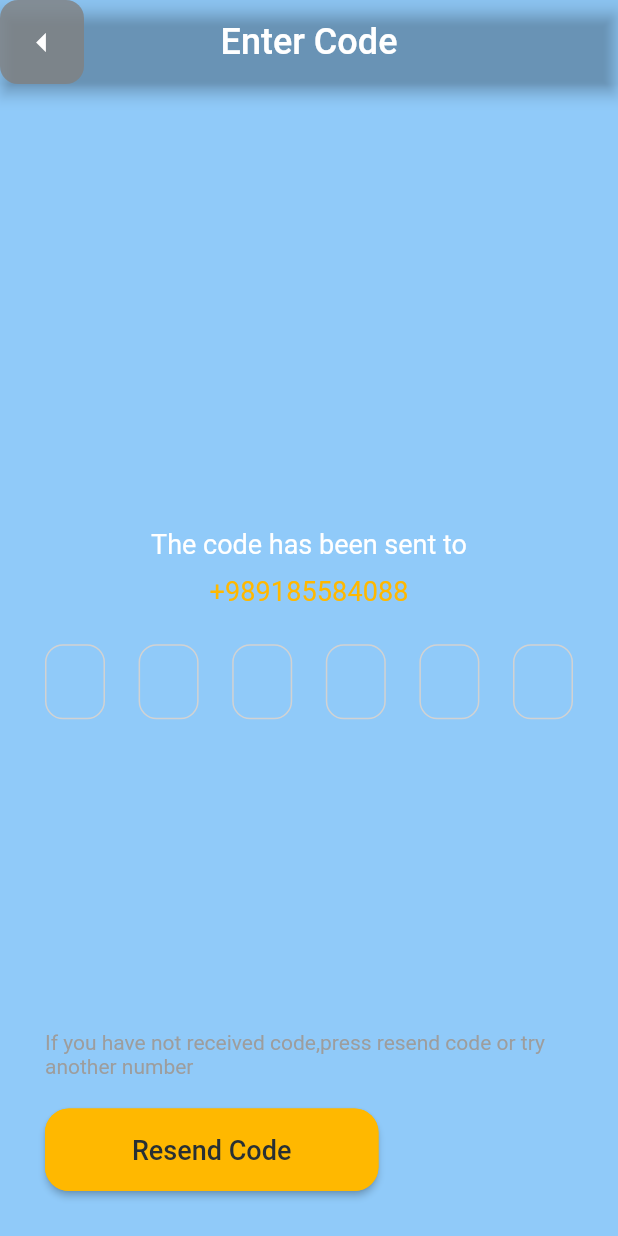
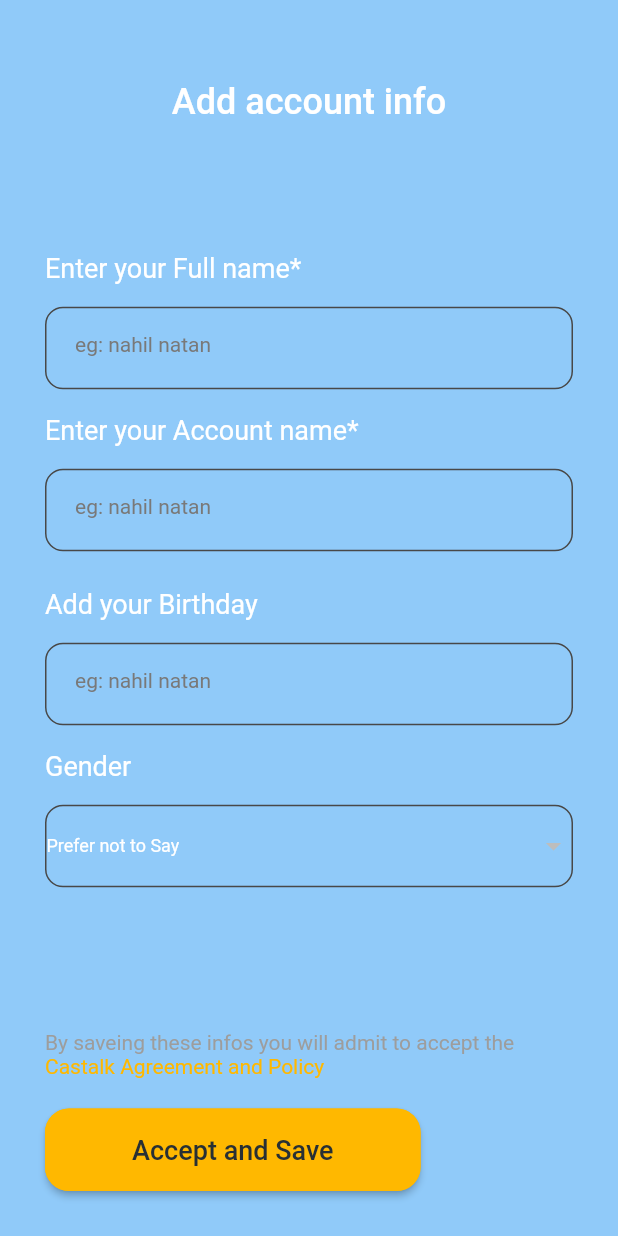
Before and after one commit to M4RZB4Ni/Castalk, a Flutter app: the screen it shows after launch, on a phone screen of 412 x 824 dp. Run offline on Flutter 3.47's test engine with Material 2 defaults, Android fonts, the phone set to English and light mode, and no system bars; drawn by our look-alikes of pin_code_fields; our stand-ins replace smooth_page_indicator.

Commit message:
add account info
add account onfo gender must be fix

```diff
--- a/lib/main.dart
+++ b/lib/main.dart
@@ -1,3 +1,4 @@
+import 'package:castalk/view/add_account_info.dart';
 import 'package:castalk/view/enter_code.dart';
 import 'package:castalk/view/intro.dart';
 import 'package:castalk/view/signin.dart';
@@ -26,6 +27,7 @@ class MyApp extends StatelessWidget {
             bodyText2: TextStyle(color: Color(0xffA6A6A6),fontWeight: FontWeight.w400,fontSize: 14),
             subtitle1: TextStyle(color: Color(0xff9D9D9D),fontWeight: FontWeight.w400,fontSize: 14),
             subtitle2: TextStyle(color: Color(0xffFFB800),fontWeight: FontWeight.w400,fontSize: 18),
+            headline2: TextStyle(color: Color(0xffFFB800),fontWeight: FontWeight.w400,fontSize: 14),
             button: TextStyle(color: Color(0xffFFB800),fontWeight: FontWeight.w400,fontSize: 18),
         ),
         elevatedButtonTheme:  ElevatedButtonThemeData(
@@ -45,10 +47,11 @@ class MyApp extends StatelessWidget {
       ),
       title: 'Castalk',
       debugShowCheckedModeBanner: true,
-      initialRoute: "/EnterCode",
+      initialRoute: "/AddAccountInfo",
       routes: {
         "/Intro":(context) => const Directionality(textDirection: TextDirection.ltr, child: Intro()),
         "/SignIn":(context) => const Directionality(textDirection: TextDirection.ltr, child: SignIn()),
+        "/AddAccountInfo":(context) => const Directionality(textDirection: TextDirection.ltr, child: AddAccountInfo()),
         "/EnterCode":(context) =>  Directionality(textDirection: TextDirection.ltr, child: EnterCode(phoneNumber: '+989185584088',)),
       },
 
--- /dev/null
+++ b/lib/view/add_account_info.dart
@@ -0,0 +1,159 @@
+import 'package:flutter/gestures.dart';
+import 'package:flutter/material.dart';
+import 'package:url_launcher/url_launcher.dart';
+
+class AddAccountInfo extends StatefulWidget{
+  const AddAccountInfo({Key? key}) : super(key: key);
+
+  @override
+  State<StatefulWidget> createState() {
+    // TODO: implement createState
+    return AddAccountInfoState();
+  }
+
+}
+
+class AddAccountInfoState extends State<AddAccountInfo>{
+
+  List<dynamic> cCodes=["Prefer not to Say","Male","Female"];
+  static const TextStyle dropStyle=TextStyle(color: Colors.white,fontSize: 12,fontWeight: FontWeight.w400);
+  TextEditingController numberController=TextEditingController();
+  BoxDecoration boxDecorations=BoxDecoration(borderRadius: const BorderRadius.all(Radius.circular(12)),border: Border.all(width: 1,color: const Color(0xff484848)));
+
+  @override
+  Widget build(BuildContext context) {
+    double w = MediaQuery.of(context).size.width;
+
+    return Scaffold(
+      resizeToAvoidBottomInset: false,
+      backgroundColor: Theme.of(context).backgroundColor,
+
+      body: Padding(
+        padding: const EdgeInsets.symmetric(horizontal: 30,vertical: 30),
+        child: Column(
+          crossAxisAlignment: CrossAxisAlignment.start,
+          mainAxisAlignment: MainAxisAlignment.spaceBetween,
+          children: [
+            header(onlyTitle: true),
+            Column(
+              crossAxisAlignment: CrossAxisAlignment.start,
+              children: [
+
+                Column(
+                  crossAxisAlignment: CrossAxisAlignment.start,
+                  children: [
+                    Text("Enter your Full name*",style: Theme.of(context).textTheme.bodyText1),
+                    Padding(
+                      padding: const EdgeInsets.only(top: 15,bottom: 9),
+                      child:Container(height: 55,decoration:  boxDecorations,width: w,
+                        child: TextField(
+                            controller: numberController,
+                            textAlign: TextAlign.left,maxLines: 1,decoration: InputDecoration(border: InputBorder.none,isDense: false,contentPadding: const EdgeInsets.only(top: 12,bottom: 12,left: 19),
+                            hintText: "eg: nahil natan",hintStyle: TextStyle(color: Theme.of(context).hintColor),fillColor: Colors.white))
+
+                    )),
+                  ],
+                ),
+                Padding(
+                  padding: const EdgeInsets.symmetric(vertical: 8),
+                  child: Column(
+                    crossAxisAlignment: CrossAxisAlignment.start,
+                    children: [
+                      Text("Enter your Account name*",style: Theme.of(context).textTheme.bodyText1),
+                      Padding(
+                        padding: const EdgeInsets.only(top: 15,bottom: 9),
+                        child:Container(height: 55,decoration:  boxDecorations,width: w,
+                          child: TextField(
+                              controller: numberController,
+                              textAlign: TextAlign.left,maxLines: 1,decoration: InputDecoration(border: InputBorder.none,isDense: false,contentPadding: const EdgeInsets.only(top: 12,bottom: 12,left: 19),
+                              hintText: "eg: nahil natan",hintStyle: TextStyle(color: Theme.of(context).hintColor),fillColor: Colors.white))
+
+                      )),
+                    ],
+                  ),
+                ),
+                Padding(
+                  padding: const EdgeInsets.symmetric(vertical: 8),
+                  child: Column(
+                    crossAxisAlignment: CrossAxisAlignment.start,
+                    children: [
+                      Text("Add your Birthday",style: Theme.of(context).textTheme.bodyText1),
+                      Padding(
+                        padding: const EdgeInsets.only(top: 15,bottom: 9),
+                        child:Container(height: 55,decoration:  boxDecorations,width: w,
+                          child: TextField(
+                              controller: numberController,
+                              textAlign: TextAlign.left,maxLines: 1,decoration: InputDecoration(border: InputBorder.none,isDense: false,contentPadding: const EdgeInsets.only(top: 12,bottom: 12,left: 19),
+                              hintText: "eg: nahil natan",hintStyle: TextStyle(color: Theme.of(context).hintColor),fillColor: Colors.white))
+
+                      )),
+                    ],
+                  ),
+                ),
+                Column(
+                  crossAxisAlignment: CrossAxisAlignment.start,
+                  children: [
+                    Text("Gender",style: Theme.of(context).textTheme.bodyText1),// Padding(
+                      Padding(padding: const EdgeInsets.only(top: 15,bottom: 9),
+                      child: Container(height: 55,decoration:  boxDecorations,width: w,child: DropdownButtonHideUnderline(child: DropdownButton(style: dropStyle,items:cCodes.map((e) => DropdownMenuItem(child: Text(e.toString(),style: dropStyle,textDirection: TextDirection.ltr))).toList() ))),
+                    ),
+                  ],
+                ),
+
+                // Padding(
+                //   padding: const EdgeInsets.only(top: 15,bottom: 9),
+                //   child: Container(height: 55,decoration:  boxDecorations,width: w,child: DropdownButtonHideUnderline(child: DropdownButton(style: dropStyle,items:cCodes.map((e) => DropdownMenuItem(child: Text(e.toString(),style: dropStyle,textDirection: TextDirection.ltr))).toList() ))),
+                // ),
+
+              ],
+            ),
+
+            Column(
+              crossAxisAlignment: CrossAxisAlignment.start,
+              children: [
+                Padding(
+                  padding: const EdgeInsets.only(bottom: 20),
+                  child: RichText(text: TextSpan(
+
+                      children: [
+                    TextSpan(text:"By saveing these infos you will admit to accept the",style: Theme.of(context).textTheme.subtitle1),
+                        TextSpan(recognizer: TapGestureRecognizer()..onTap=(){launch('');},text:" Castalk Agreement and Policy",style: Theme.of(context).textTheme.headline2)
+                      ]))
+                ),
+
+                ElevatedButton(onPressed:() => print(""), child:const Text("Accept and Save",style: TextStyle(color: Color(0xff283034)),) ,style: ButtonStyle(
+                    padding: MaterialStateProperty.all(const EdgeInsets.symmetric(vertical: 17,horizontal: 58)),
+                    shape: MaterialStateProperty.all<RoundedRectangleBorder>(
+                        RoundedRectangleBorder(
+                            borderRadius: BorderRadius.circular(16.0),
+                            side: const BorderSide(color: Color(0xffFFB800))
+                        )
+                    ),
+                    backgroundColor:MaterialStateProperty.all(const Color(0xffFFB800)),textStyle: MaterialStateProperty.all(const TextStyle(color: Color(0xff283034),fontSize: 18,fontWeight: FontWeight.w500)) ),)
+              ],)
+          ],
+        ),
+      ),
+
+
+
+    );
+  }
+  header({required bool onlyTitle})
+  {
+    return   Padding(
+      padding: const EdgeInsets.only(top: 24),
+      child: Row(
+        mainAxisAlignment: MainAxisAlignment.center,
+        crossAxisAlignment: CrossAxisAlignment.center,
+        children: [
+          Visibility(visible: !onlyTitle,child: Container(width: 44,height: 44,child: const Icon(Icons.arrow_back_outlined) ,decoration: BoxDecoration(color: Colors.grey.shade500,shape: BoxShape.rectangle,borderRadius: BorderRadius.circular(12)),)),
+          Text("Add account info",style: Theme.of(context).textTheme.headline1),
+           Visibility(visible: !onlyTitle,child:const SizedBox(width: 44,)),
+
+        ],
+      ),
+    );
+  }
+
+}
--- a/lib/view/enter_code.dart
+++ b/lib/view/enter_code.dart
@@ -50,17 +50,13 @@ class EnterCodeState extends State<EnterCode>
     return Scaffold(
       resizeToAvoidBottomInset: false,
       backgroundColor: Theme.of(context).backgroundColor,
-      appBar: AppBar(
-        leading:backBtn(),
-          backgroundColor: Colors.transparent,
-          centerTitle: true,title: Text("Enter Code",style: Theme.of(context).textTheme.headline1)),
       body: Padding(
         padding: const EdgeInsets.symmetric(horizontal: 30,vertical: 30),
         child: Column(
           crossAxisAlignment: CrossAxisAlignment.start,
           mainAxisAlignment: MainAxisAlignment.spaceBetween,
           children: [
-            SizedBox(height: 100,width: w,),
+            header(),
             Column(
               children: [
                 Text("The code has been sent to",style: Theme.of(context).textTheme.bodyText1),
@@ -268,9 +264,21 @@ class EnterCodeState extends State<EnterCode>
      }
   }
 
-  Container backBtn()
+   header()
   {
-    return Container(decoration: BoxDecoration(color: const Color(0x80808080).withOpacity(50),borderRadius: const BorderRadius.all(Radius.circular(12)),shape: BoxShape.rectangle),child: IconButton(icon:const Icon(Icons.arrow_left), onPressed: () {  },color: Colors.white,iconSize: 30));
+    return   Padding(
+      padding: const EdgeInsets.only(top: 24),
+      child: Row(
+        mainAxisAlignment: MainAxisAlignment.spaceBetween,
+        crossAxisAlignment: CrossAxisAlignment.center,
+        children: [
+          Container(width: 44,height: 44,child: const Icon(Icons.arrow_back_outlined) ,decoration: BoxDecoration(color: Colors.grey.shade500,shape: BoxShape.rectangle,borderRadius: BorderRadius.circular(12)),),
+          Text("Enter Code",style: Theme.of(context).textTheme.headline1),
+           const SizedBox(width: 44,),
+
+        ],
+      ),
+    );
   }
 
   startTimeout() {
--- a/lib/view/signin.dart
+++ b/lib/view/signin.dart
@@ -26,6 +26,7 @@ class SigninState extends State<SignIn>{
       resizeToAvoidBottomInset: false,
       backgroundColor: Theme.of(context).backgroundColor,
       appBar: AppBar(
+        elevation: 0,
         backgroundColor: Colors.transparent,
         centerTitle: true,title: Text("Log in",style: Theme.of(context).textTheme.headline1)),
         body: Padding(
--- a/pubspec.yaml
+++ b/pubspec.yaml
@@ -31,6 +31,7 @@ dependencies:
   flutter_bloc: ^8.0.0
   pin_code_fields: ^7.3.0
   country_code_picker: ^2.0.2
+  url_launcher: ^6.0.15
 dev_dependencies:
   flutter_test:
     sdk: flutter
```
Also changed, not shown: pubspec.lock.
